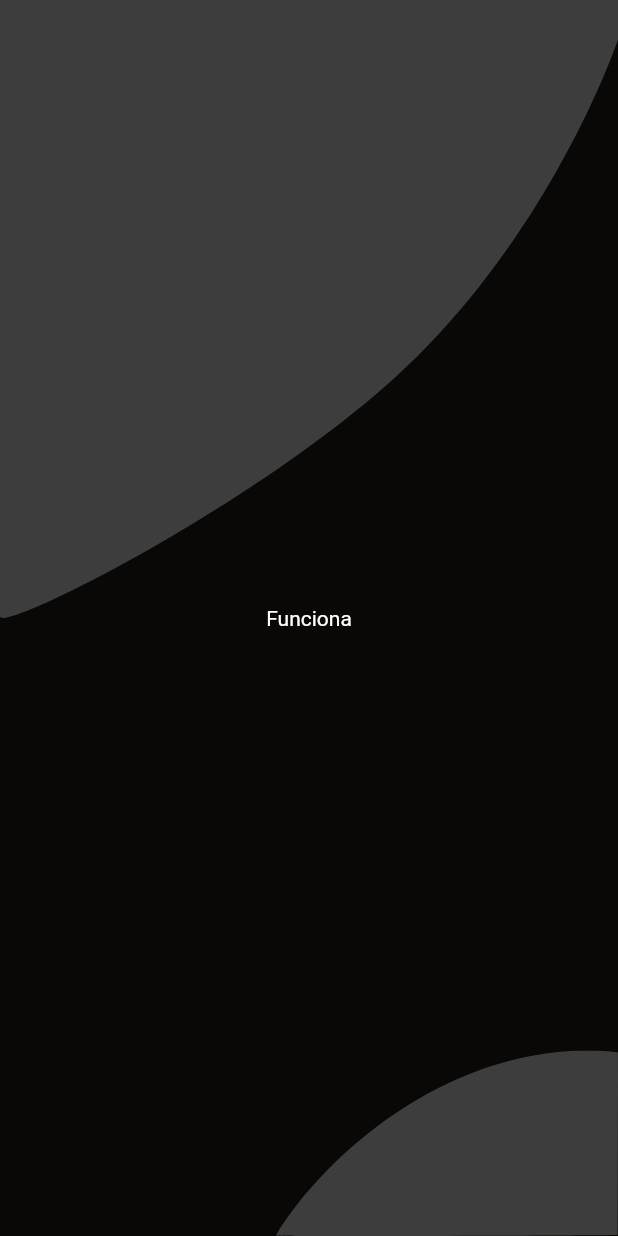
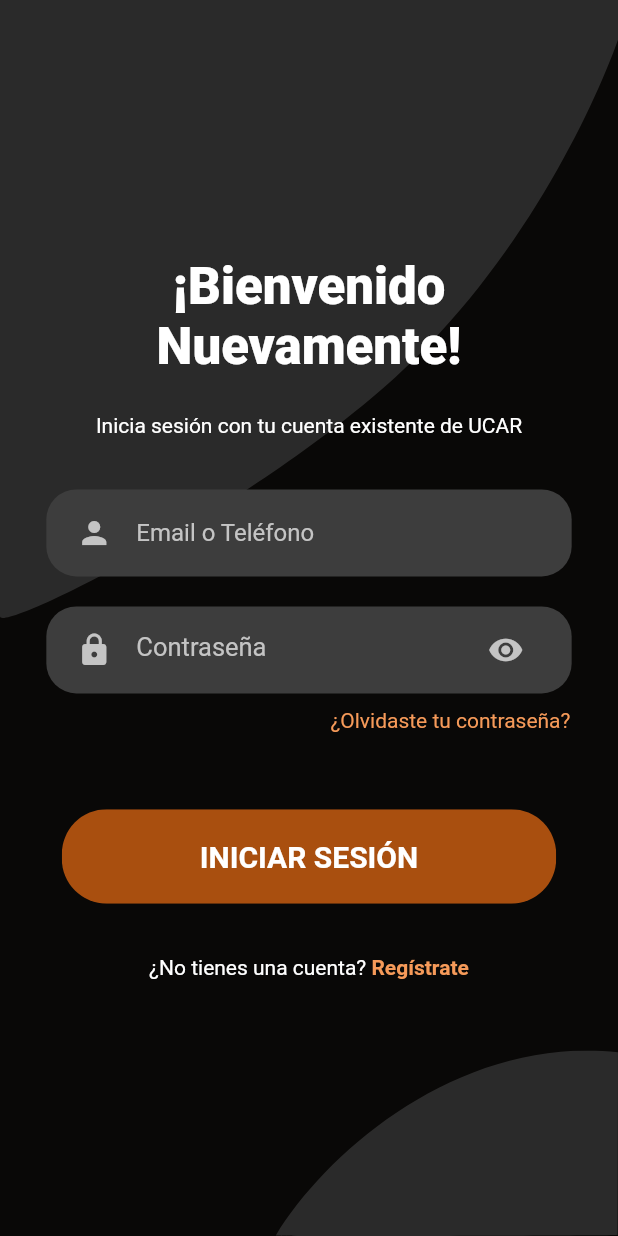
Before and after one commit to projectUcar/ucar_app, a Flutter app: the screen it shows after launch, on a phone screen of 412 x 824 dp. Run offline on Flutter 3.47's test engine with Material 2 defaults, Android fonts, the light colour scheme and no system bars; our stand-ins replace flutter_svg.

Commit message:
ScreenLogin

```diff
--- a/lib/main.dart
+++ b/lib/main.dart
@@ -1,5 +1,5 @@
 import 'package:flutter/material.dart';
-import 'package:ucar_app/src/screens/welcome.dart';
+import 'package:ucar_app/src/screens/login.dart';
 import 'package:ucar_app/src/theme/colors.dart';
 
 void main() {
--- /dev/null
+++ b/lib/src/components/already_have_an_account.dart
@@ -0,0 +1,38 @@
+import 'package:flutter/material.dart';
+import 'package:ucar_app/src/theme/colors.dart';
+
+import '../theme/fontsizes.dart';
+
+class AlreadyHaveAnAccountCheck extends StatelessWidget {
+  final bool login;
+  final VoidCallback press;
+  const AlreadyHaveAnAccountCheck({
+    Key ? key,
+    this.login = true,
+    required this.press,
+  }) : super(key: key);
+
+  @override
+  Widget build(BuildContext context) {
+    return Row(
+      mainAxisAlignment: MainAxisAlignment.center,
+      children: <Widget>[
+        Text(
+          login ? "¿No tienes una cuenta? " : "¿Ya tienes una cuenta?",
+          style: TextStyle(color: textWhite, fontSize: bodyTextFontSize),
+        ),
+        GestureDetector(
+          onTap: press,
+          child: Text(
+            login ? "Regístrate" : "Inicia Sesión",
+            style: TextStyle(
+              fontSize: bodyTextFontSize,
+              color: textOrange,
+              fontWeight: FontWeight.bold,
+            ),
+          ),
+        )
+      ],
+    );
+  }
+}
--- /dev/null
+++ b/lib/src/components/rounded_button.dart
@@ -0,0 +1,45 @@
+import 'package:flutter/material.dart';
+import 'package:ucar_app/src/theme/colors.dart';
+import 'package:ucar_app/src/theme/fontsizes.dart';
+
+class RoundedButton extends StatelessWidget {
+  final String text;
+  final VoidCallback  press;
+  final Color color, textColor;
+
+  const RoundedButton({
+    Key ? key,
+    required this.text,
+    required this.press,
+    this.color = orangeDark,
+    this.textColor = Colors.white,
+  }) : super(key: key);
+
+  @override
+  Widget build(BuildContext context) {
+    Size size = MediaQuery.of(context).size;
+    return Container(
+      margin: EdgeInsets.symmetric(vertical: 10),
+      width: size.width * 0.8,
+      child: ClipRRect(
+        borderRadius: BorderRadius.circular(30),
+        child: newElevatedButton(),
+      ),
+    );
+  }
+
+  Widget newElevatedButton() {
+    return ElevatedButton(
+      child: Text(
+        text,
+        style: TextStyle(color: textColor, fontSize: subTitleFontSize, fontWeight: FontWeight.bold),
+      ),
+      onPressed: press,
+      style: ElevatedButton.styleFrom(
+          primary: color,
+          padding: EdgeInsets.symmetric(horizontal: 40, vertical: 20),
+          textStyle: TextStyle(
+              color: textColor, fontSize: 14, fontWeight: FontWeight.w500)),
+    );
+  }
+}
--- /dev/null
+++ b/lib/src/components/rounded_input_field.dart
@@ -0,0 +1,37 @@
+import 'package:flutter/material.dart';
+import 'package:ucar_app/src/components/text_field_container.dart';
+import 'package:ucar_app/src/theme/colors.dart';
+import 'package:ucar_app/src/theme/fontsizes.dart';
+
+class RoundedInputField extends StatelessWidget {
+  final String hintText;
+  final IconData icon;
+  final ValueChanged<String> onChanged;
+
+  const RoundedInputField({
+    Key ? key,
+    required this.hintText,
+    required this.icon,
+     required this.onChanged,
+  }) : super(key: key);
+
+  @override
+  Widget build(BuildContext context) {
+       return TextFieldContainer(
+      child: TextField(
+        onChanged: onChanged,
+        cursorColor: textGray,
+        style: const TextStyle(color: textGray, fontSize: 16),
+        decoration: InputDecoration(
+          icon: Icon(
+            icon,
+            color: textGray,
+          ),
+          hintText: hintText,
+          hintStyle: const TextStyle(color: textGray, ),
+          border: InputBorder.none,
+        ),
+      ),
+    );
+  }
+}
--- /dev/null
+++ b/lib/src/components/rounded_password_field.dart
@@ -0,0 +1,38 @@
+import 'package:flutter/material.dart';
+import 'package:ucar_app/src/theme/colors.dart';
+import '../theme/fontsizes.dart';
+import 'text_field_container.dart';
+
+class RoundedPasswordField extends StatelessWidget {
+  final ValueChanged<String> onChanged;
+  const RoundedPasswordField({
+    Key ? key,
+    required this.onChanged,
+  }) : super(key: key);
+
+  @override
+  Widget build(BuildContext context) {
+    return TextFieldContainer(
+      child: TextField(
+        obscureText: true,
+        onChanged: onChanged,
+        cursorColor: textGray,
+        style: const TextStyle(color: textGray, fontSize: 17),
+        decoration: const InputDecoration(
+          //contentPadding: EdgeInsets.only(top: 15),
+          hintText: "Contraseña",
+          hintStyle: TextStyle(color: textGray,),
+          icon: Icon(
+            Icons.lock,
+            color: textGray,
+          ),
+          suffixIcon: Icon(
+            Icons.visibility,
+            color: textGray,
+          ),
+          border: InputBorder.none,
+        ),
+      ),
+    );
+  }
+}
--- /dev/null
+++ b/lib/src/components/text_field_container.dart
@@ -0,0 +1,26 @@
+import 'package:flutter/material.dart';
+import 'package:ucar_app/src/theme/colors.dart';
+
+class TextFieldContainer extends StatelessWidget {
+  final Widget child;
+
+  const TextFieldContainer({
+    Key? key,
+    required this.child
+    }) : super(key: key);
+
+  @override
+   Widget build(BuildContext context) {
+    Size size = MediaQuery.of(context).size;
+    return Container(
+      margin: EdgeInsets.symmetric(vertical: 10),
+      padding: EdgeInsets.symmetric(horizontal: 20, vertical: 5),
+      width: size.width * 0.85,
+      decoration: BoxDecoration(
+        color: secondary,
+        borderRadius: BorderRadius.circular(20),
+      ),
+      child: child,
+    );
+  }
+}
--- a/lib/src/screens/background.dart
+++ b/lib/src/screens/background.dart
@@ -24,7 +24,7 @@ class Background extends StatelessWidget {
             left: 0,
             child: SvgPicture.asset(
               "assets/icons/figuraArriba.svg",
-              color: secondary,
+              color: backgroundSvg,
               height: size.height * 0.5,
             ),
           ),
@@ -33,7 +33,7 @@ class Background extends StatelessWidget {
             right: 0,
             child: SvgPicture.asset(
               "assets/icons/figuraAbajo.svg",
-              color: secondary,
+              color: backgroundSvg,
               height: size.height * 0.15,
             ),
           ),
--- /dev/null
+++ b/lib/src/screens/login.dart
@@ -0,0 +1,85 @@
+import 'package:flutter/material.dart';
+import 'package:ucar_app/src/components/rounded_password_field.dart';
+import 'package:ucar_app/src/screens/background.dart';
+import 'package:ucar_app/src/theme/colors.dart';
+import 'package:ucar_app/src/theme/fontsizes.dart';
+
+import '../components/already_have_an_account.dart';
+import '../components/rounded_button.dart';
+import '../components/rounded_input_field.dart';
+
+class Welcome extends StatelessWidget {
+  const Welcome({Key? key}) : super(key: key);
+
+  @override
+  Widget build(BuildContext context) {
+    Size size = MediaQuery.of(context).size;
+    return Background(
+      child: SingleChildScrollView(
+          child: Column(
+            mainAxisAlignment: MainAxisAlignment.center,
+            children:  [
+              const Text("¡Bienvenido\nNuevamente!",
+              style: TextStyle(
+                color: textWhite,
+                fontSize: titleFontSize,
+                fontWeight: FontWeight.w900,
+              ),
+              textAlign: TextAlign.center,
+            ),
+            SizedBox(height: size.height * 0.03),
+            const Text(
+              "Inicia sesión con tu cuenta existente de UCAR",
+              style: TextStyle(
+                color: textWhite,
+                fontSize: bodyTextFontSize
+              ),
+            ),
+            SizedBox(height: size.height * 0.03),
+            RoundedInputField(
+              hintText: "Email o Teléfono",
+              onChanged: (value) {},
+              icon: Icons.person,
+            ),
+            RoundedPasswordField(
+              onChanged: (value) {},
+            ),
+            Row(
+              mainAxisAlignment: MainAxisAlignment.end,
+              children: [
+                Container(
+                  padding: EdgeInsets.symmetric(horizontal: size.width / 13,),
+                  child: const Text(
+                    "¿Olvidaste tu contraseña?",
+                    style: TextStyle(
+                      color: textOrange,
+                      fontSize: bodyTextFontSize
+                    ),
+                  ),
+                )
+              ],
+            ),
+            SizedBox(height: size.height * 0.05),
+            RoundedButton(
+              text: "INICIAR SESIÓN",
+              press: () {},
+            ),
+            SizedBox(height: size.height * 0.03),
+            AlreadyHaveAnAccountCheck(
+              press: () {
+                Navigator.push(
+                  context,
+                  MaterialPageRoute(
+                    builder: (context) {
+                      return Container();
+                    },
+                  ),
+                );
+              }
+            )
+          ],
+        )
+      ),
+    );
+  }
+}
--- a/lib/src/screens/welcome.dart
+++ /dev/null
@@ -1,15 +0,0 @@
-import 'package:flutter/material.dart';
-import 'package:ucar_app/src/screens/background.dart';
-import 'package:ucar_app/src/theme/colors.dart';
-
-class Welcome extends StatelessWidget {
-  const Welcome({ Key? key }) : super(key: key);
-
-  @override
-  Widget build(BuildContext context) {
-    return  const Background(
-        child: SingleChildScrollView(child: Text("Funciona",style: TextStyle(color: Colors.white),)),
-
-    );
-  }
-}
--- a/lib/src/theme/colors.dart
+++ b/lib/src/theme/colors.dart
@@ -2,6 +2,7 @@ import 'dart:ui';
 
 const Color primary = Color.fromARGB(255, 9, 8, 7);
 const Color secondary = Color.fromARGB(255, 61, 61, 61);
+const Color backgroundSvg = Color.fromARGB(164, 61, 61, 61);
 const Color success = Color.fromARGB(255, 25, 173, 138);
 const Color danger = Color.fromARGB(255, 180, 85, 85);
 const Color orangeDark = Color.fromARGB(255, 169, 79, 15);
--- a/lib/src/theme/fontsizes.dart
+++ b/lib/src/theme/fontsizes.dart
@@ -1,5 +1,5 @@
 const double titleFontSize = 34;
 const double subTitleFontSize = 20;
 const double subTitleTwoFontSize = 18;
-const double hintTextFontSize = 13;
+const double bodyTextFontSize = 14;
 const double smallTextFontSize = 12;
```
